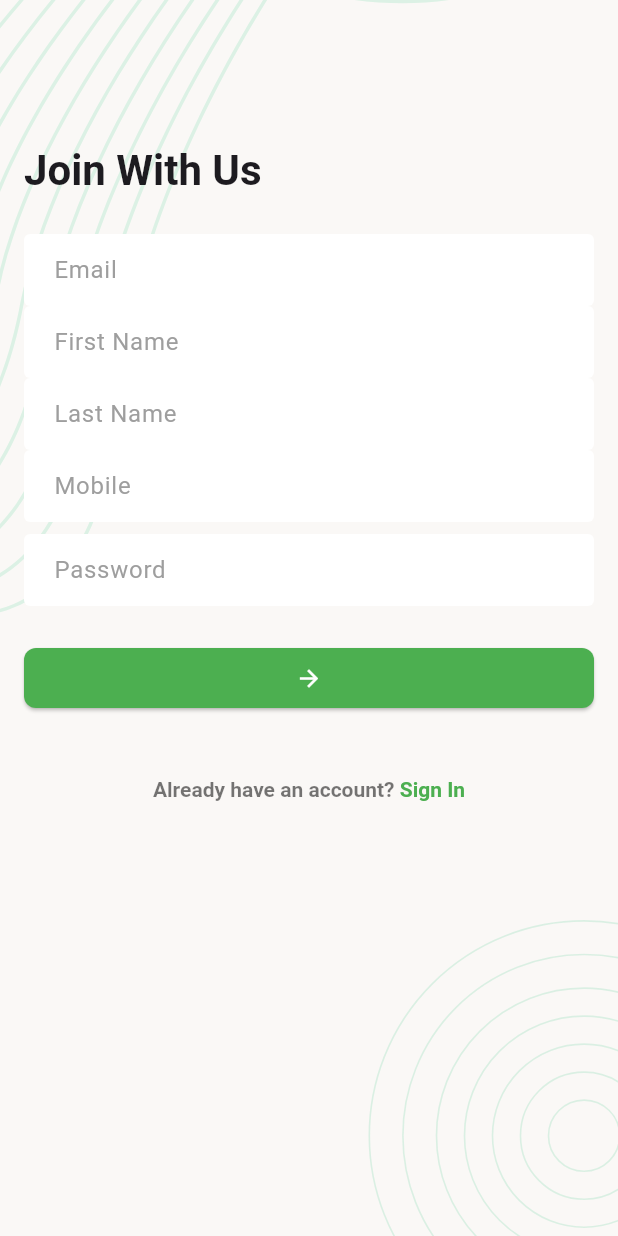
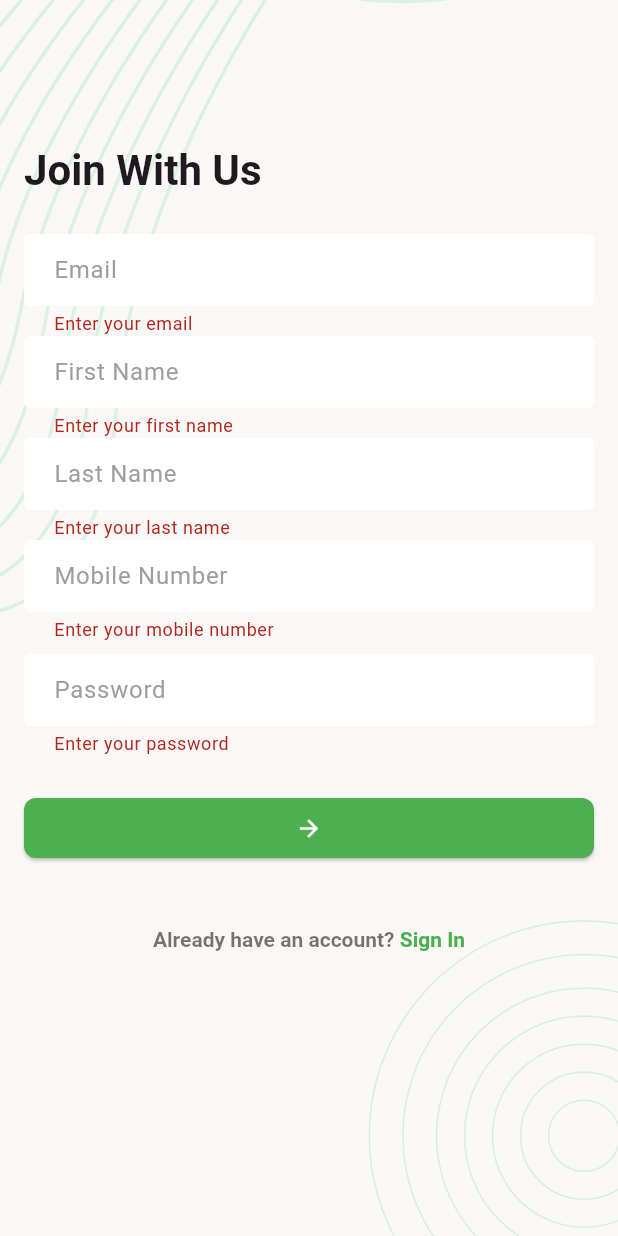
Before and after one commit to AshirRahman/task_manager, a Flutter app: the SignUpScreen screen opened directly, after a tap on the "arrow forward" icon, on a phone screen of 412 x 824 dp. Run offline on Flutter 3.47's test engine with Material 3 defaults, Android fonts, the phone set to English and light mode, and no system bars; our stand-ins replace flutter_svg, pin_code_fields.

Commit message:
call api sign in, sign up screen, add urls, snack bar message

```diff
--- a/lib/data/services/network_caller.dart
+++ b/lib/data/services/network_caller.dart
@@ -6,13 +6,13 @@ class NetworkResponse {
   final int statusCode;
   final Map<String, dynamic>? responseData;
   final bool isSuccess;
-  final String? errorMessage;
+  final String errorMessage;
 
   NetworkResponse({
     required this.isSuccess,
     required this.statusCode,
     this.responseData,
-    this.errorMessage,
+    this.errorMessage = 'Something went wrong',
   });
 }
 
@@ -58,6 +58,7 @@ class NetworkCaller {
     try {
       Uri uri = Uri.parse(url);
       debugPrint('URL => $url');
+      debugPrint('BODY => $body');
       Response response = await post(
         uri,
         headers: {'Content-type': 'application/json'},
--- /dev/null
+++ b/lib/data/utils/urls.dart
@@ -0,0 +1,5 @@
+class Urls{
+  static const String _baseUrl = 'https://task.teamrabbil.com/api/v1';
+  static const String registrationUrl = '$_baseUrl/registration';
+  static const String loginUrl = '$_baseUrl/login';
+}
--- a/lib/screens/sign_up_screen.dart
+++ b/lib/screens/sign_up_screen.dart
@@ -1,7 +1,12 @@
 import 'package:flutter/gestures.dart';
 import 'package:flutter/material.dart';
+import 'package:task_manager/data/services/network_caller.dart';
+import 'package:task_manager/data/utils/urls.dart';
 import 'package:task_manager/utils/app_colors.dart';
 import 'package:task_manager/widgets/screen_background.dart';
+
+import '../widgets/circular_progress_indicator.dart';
+import '../widgets/snack_bar_message.dart';
 // import '../utils/app_colors.dart';
 
 class SignUpScreen extends StatefulWidget {
@@ -14,7 +19,6 @@ class SignUpScreen extends StatefulWidget {
 }
 
 class _SignUpScreenState extends State<SignUpScreen> {
-
   final TextEditingController _emailTEController = TextEditingController();
   final TextEditingController _firstNameTEController = TextEditingController();
   final TextEditingController _lastNameTEController = TextEditingController();
@@ -22,6 +26,8 @@ class _SignUpScreenState extends State<SignUpScreen> {
   final TextEditingController _passwordTEController = TextEditingController();
 
   final GlobalKey<FormState> _formKey = GlobalKey<FormState>();
+
+  bool _signUpInProgress = false;
 
   @override
   Widget build(BuildContext context) {
@@ -44,35 +50,66 @@ class _SignUpScreenState extends State<SignUpScreen> {
                     controller: _emailTEController,
                     keyboardType: TextInputType.emailAddress,
                     decoration: InputDecoration(hintText: 'Email'),
-                  ),TextFormField(
+                    validator: (String? value) {
+                      if (value?.trim().isEmpty ?? true) {
+                        return 'Enter your email';
+                      }
+                      return null;
+                    },
+                  ),
+                  TextFormField(
                     controller: _firstNameTEController,
                     decoration: InputDecoration(hintText: 'First Name'),
-                  ),TextFormField(
+                    validator: (String? value) {
+                      if (value?.trim().isEmpty ?? true) {
+                        return 'Enter your first name';
+                      }
+                      return null;
+                    },
+                  ),
+                  TextFormField(
                     controller: _lastNameTEController,
                     decoration: InputDecoration(hintText: 'Last Name'),
-                  ),TextFormField(
+                    validator: (String? value) {
+                      if (value?.trim().isEmpty ?? true) {
+                        return 'Enter your last name';
+                      }
+                      return null;
+                    },
+                  ),
+                  TextFormField(
                     controller: _mobileTEController,
-                    decoration: InputDecoration(hintText: 'Mobile'),
+                    decoration: InputDecoration(hintText: 'Mobile Number'),
+                    validator: (String? value) {
+                      if (value?.trim().isEmpty ?? true) {
+                        return 'Enter your mobile number';
+                      }
+                      return null;
+                    },
                   ),
                   const SizedBox(height: 8),
                   TextFormField(
                     controller: _passwordTEController,
                     obscureText: true,
                     decoration: InputDecoration(hintText: 'Password'),
+                    validator: (String? value) {
+                      if (value?.trim().isEmpty ?? true) {
+                        return 'Enter your password';
+                      }
+                      return null;
+                    },
                   ),
                   const SizedBox(height: 24),
-                  ElevatedButton(
-                    onPressed: () {},
-                    child: Icon(Icons.arrow_forward),
+                  Visibility(
+                    visible: _signUpInProgress == false,
+                    replacement: const CenteredCircularProgressIndicator(),
+                    child: ElevatedButton(
+                      onPressed: _onTapSignUpButton,
+                      child: Icon(Icons.arrow_forward),
+                    ),
                   ),
                   const SizedBox(height: 42),
-                  Center(
-                    child: Column(
-                      children: [
-                        _buildSignInSection(),
-                      ],
-                    ),
-                  ),
+                  Center(child: Column(children: [_buildSignInSection()])),
                 ],
               ),
             ),
@@ -80,6 +117,47 @@ class _SignUpScreenState extends State<SignUpScreen> {
         ),
       ),
     );
+  }
+
+  void _onTapSignUpButton() {
+    if (_formKey.currentState!.validate()) {
+      _registerUser();
+    }
+  }
+
+  Future<void> _registerUser() async {
+    _signUpInProgress = true;
+    setState(() {});
+
+    Map<String, dynamic> requestBody = {
+      "email": _emailTEController.text.trim(),
+      "firstName": _firstNameTEController.text.trim(),
+      "lastName": _lastNameTEController.text.trim(),
+      "mobile": _mobileTEController.text.trim(),
+      "password": _passwordTEController.text,
+      "photo": "",
+    };
+
+    final NetworkResponse response = await NetworkCaller.postRequest(
+      url: Urls.registrationUrl,
+      body: requestBody,
+    );
+    _signUpInProgress = false;
+    setState(() {});
+    if (response.isSuccess) {
+      _clearTextField();
+      showSnackBarMessage(context, 'New user registration successful');
+    } else {
+      showSnackBarMessage(context, response.errorMessage);
+    }
+  }
+
+  void _clearTextField() {
+    _firstNameTEController.clear();
+    _lastNameTEController.clear();
+    _emailTEController.clear();
+    _passwordTEController.clear();
+    _mobileTEController.clear();
   }
 
   Widget _buildSignInSection() {
@@ -91,9 +169,10 @@ class _SignUpScreenState extends State<SignUpScreen> {
           TextSpan(
             text: 'Sign In',
             style: TextStyle(color: AppColors.themeColor),
-            recognizer: TapGestureRecognizer()..onTap = () {
-              Navigator.pop(context);
-            },
+            recognizer: TapGestureRecognizer()
+              ..onTap = () {
+                Navigator.pop(context);
+              },
           ),
         ],
       ),
@@ -101,7 +180,7 @@ class _SignUpScreenState extends State<SignUpScreen> {
   }
 
   @override
-  void dispose(){
+  void dispose() {
     _emailTEController.dispose();
     _firstNameTEController.dispose();
     _lastNameTEController.dispose();
```
Also changed, not shown: lib/screens/sign_in_screen.dart (+66 -11 lines), lib/widgets/circular_progress_indicator.dart (added, +12 -0 lines), lib/widgets/snack_bar_message.dart (added, +9 -0 lines).
